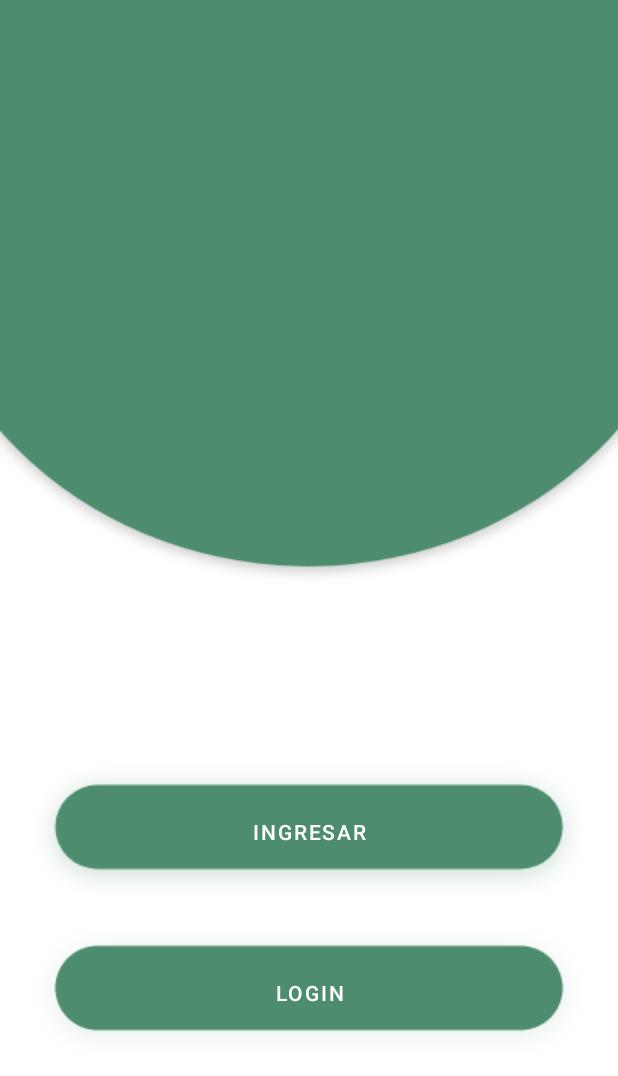
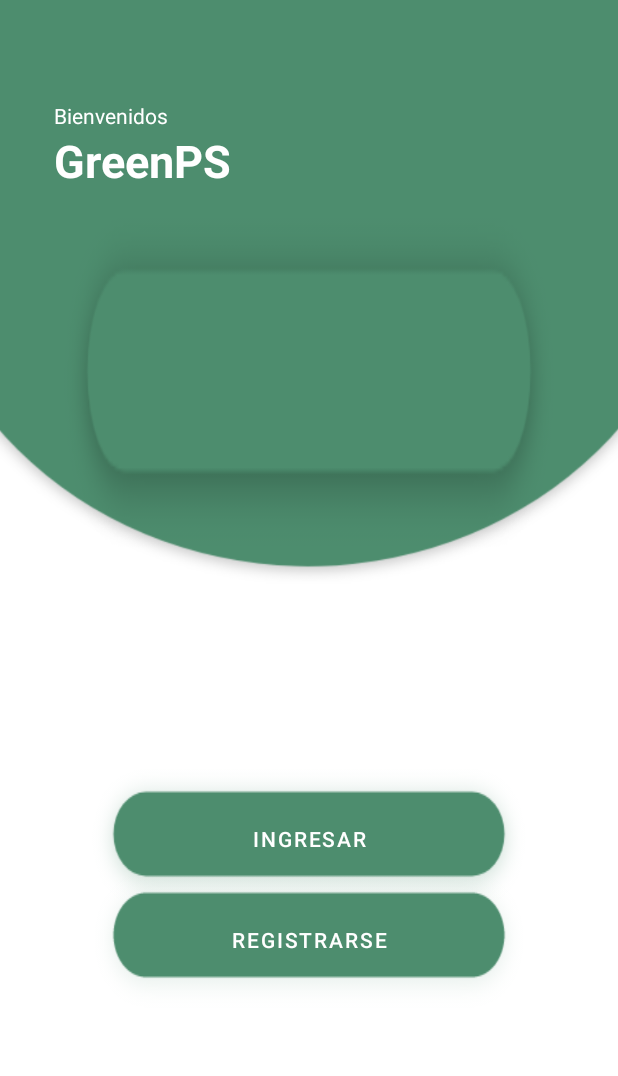
Before and after one commit to GreenPS/Avance-proyecto, an Android app: the Login screen opened directly, with no data from a screen before it, on a phone screen of 412 x 824 dp. Shown: the top 1076 px of the screen. Run offline under Robolectric (Android 15) with nearby library versions, the phone set to English and light mode, and no system bars.

Commit message:
:sparkles: front

```diff
--- a/app/src/main/res/layout/activity_login.xml
+++ b/app/src/main/res/layout/activity_login.xml
@@ -13,7 +13,39 @@
         android:gravity="center"
         android:layout_gravity="center"
         android:layout_marginTop="-150dp"
+        android:orientation="vertical"
         android:background="@drawable/component">
+        <LinearLayout
+            android:layout_weight="2"
+            android:layout_width="match_parent"
+            android:orientation="vertical"
+            android:layout_height="match_parent">
+        </LinearLayout>
+        <LinearLayout
+            android:layout_weight="1"
+            android:layout_marginHorizontal="100dp"
+            android:layout_width="match_parent"
+            android:orientation="vertical"
+            android:padding="30dp"
+            android:layout_height="match_parent">
+
+            <TextView
+                android:layout_width="wrap_content"
+                android:layout_height="wrap_content"
+                android:textColor="#ffffff"
+                android:text="Bienvenidos"/>
+            <TextView
+                android:layout_width="wrap_content"
+                android:layout_height="wrap_content"
+                android:textColor="#ffffff"
+                android:textSize="30dp"
+                android:textStyle="bold"
+                android:text="GreenPS"/>
+            <ImageView
+                android:layout_width="match_parent"
+                android:layout_height="match_parent"
+                android:background="@drawable/rectangle1"/>
+        </LinearLayout>
 
     </LinearLayout>
     <LinearLayout
@@ -23,18 +55,22 @@
         android:layout_gravity="center"
         android:gravity="center"
         android:orientation="vertical"
-        android:layout_marginTop="-20dp">
+        android:layout_marginTop="-50dp">
         <Button
-            android:layout_width="wrap_content"
+            android:id="@+id/btn_login"
+            android:layout_width="300dp"
             android:layout_height="wrap_content"
             android:background="@drawable/rectangle1"
             android:text="Ingresar"
+            android:layout_marginBottom="-20dp"
             />
         <Button
-            android:layout_width="wrap_content"
+            android:id="@+id/btn_register"
+            android:layout_width="300dp"
             android:layout_height="wrap_content"
             android:background="@drawable/regbutton"
-            android:text="Login"
+            android:text="Registrarse"
+            android:layout_marginTop="-20dp"
             />
     </LinearLayout>
 
```
Also changed, not shown: app/src/main/AndroidManifest.xml (+8 -2 lines), app/src/main/java/com/example/greenps/View/Register.kt (added, +12 -0 lines), app/src/main/java/com/example/greenps/View/UserPass.kt (added, +12 -0 lines), app/src/main/res/layout/activity_register.xml (added, +110 -0 lines), app/src/main/res/layout/activity_user_pass.xml (added, +103 -0 lines), app/src/main/res/drawable/edittext.png (added), app/src/main/res/drawable/google.png (added).
